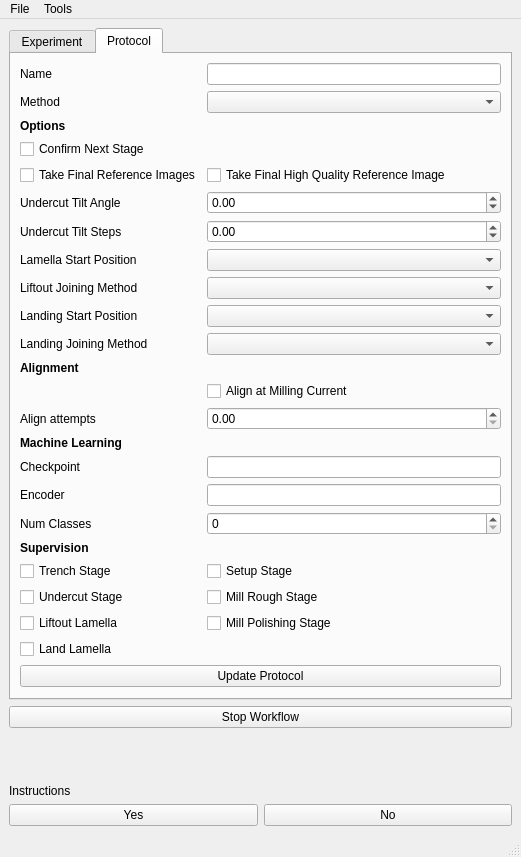
First picture: the form in autolamella/ui/qt/AutoLamellaUI.ui, repository DeMarcoLab/autolamella, before the edit.
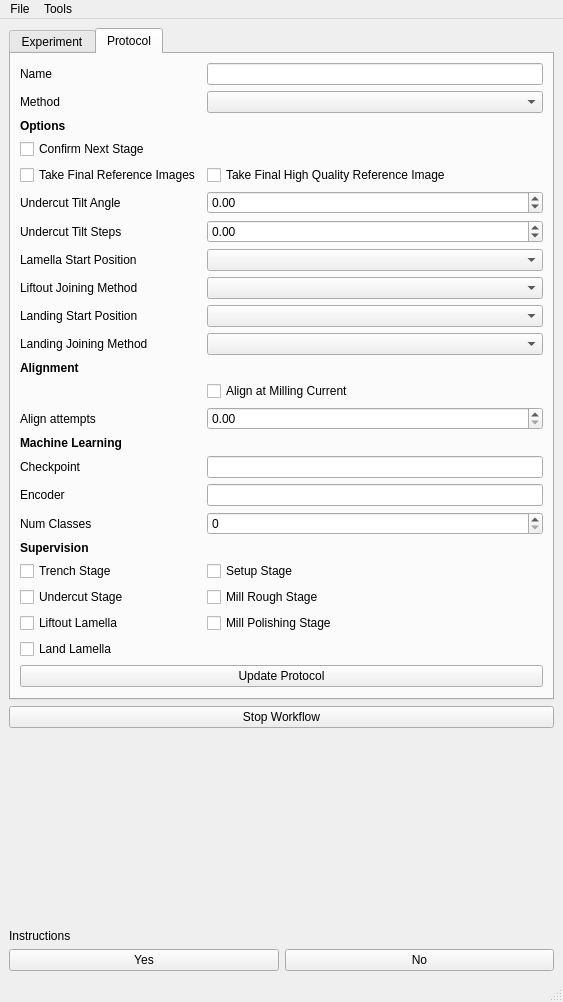
Second picture: the form after the edit.

```diff
--- a/autolamella/ui/qt/AutoLamellaUI.ui
+++ b/autolamella/ui/qt/AutoLamellaUI.ui
@@ -6,8 +6,8 @@
    <rect>
     <x>0</x>
     <y>0</y>
-    <width>521</width>
-    <height>857</height>
+    <width>563</width>
+    <height>1002</height>
    </rect>
   </property>
   <property name="baseSize">
@@ -1037,8 +1037,8 @@
     <rect>
      <x>0</x>
      <y>0</y>
-     <width>521</width>
-     <height>21</height>
+     <width>563</width>
+     <height>22</height>
     </rect>
    </property>
    <widget class="QMenu" name="menuAutoLamella">
```
Left out of the diff: 6 changed lines with no effect on the pictures.
